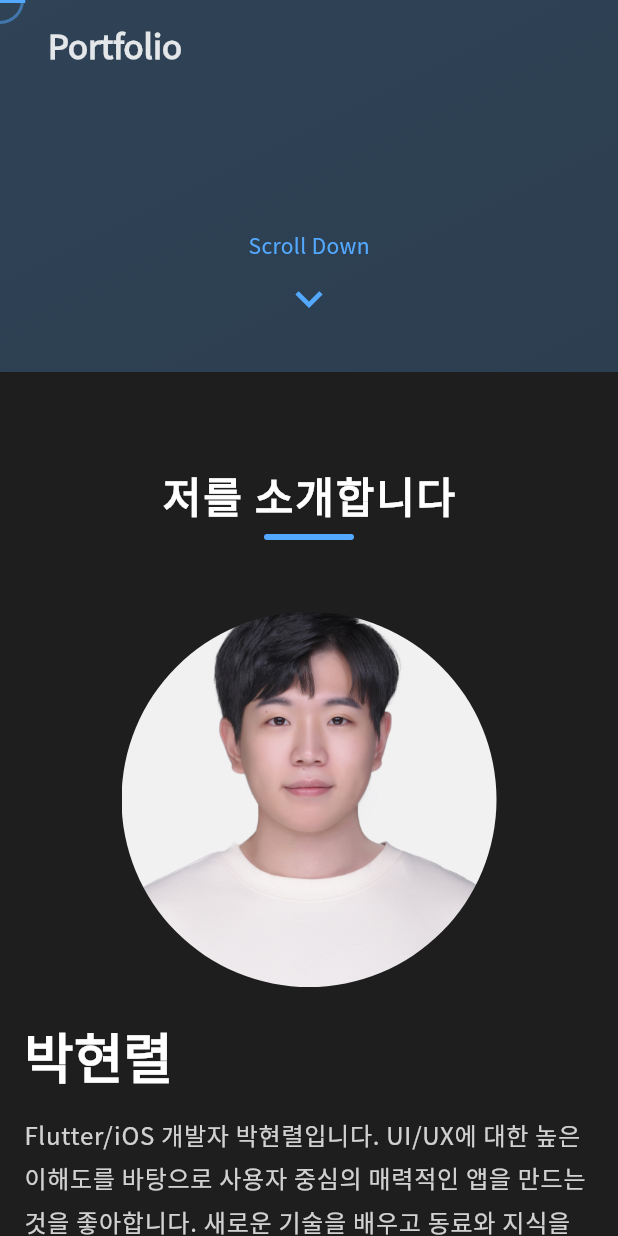
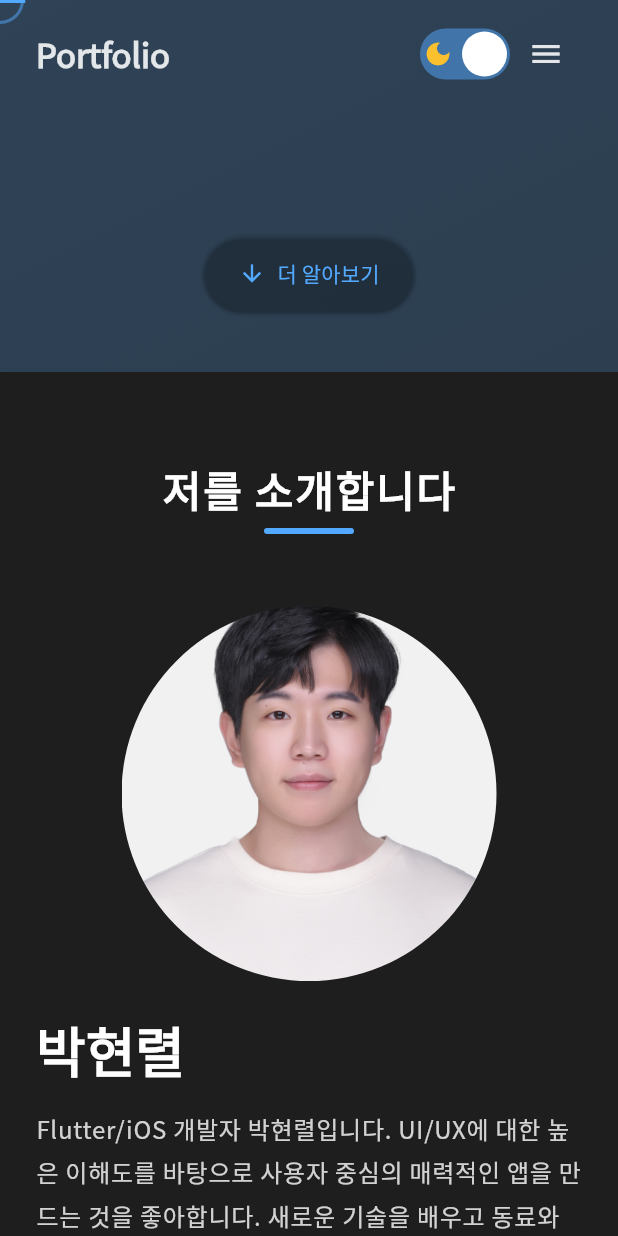
Before and after one commit to devpark435/portfolio_flutter_web, a Flutter app: the screen it shows after launch, scrolled down 576 dp, on a phone screen of 412 x 824 dp. Run offline on Flutter 3.47's test engine with Material 3 defaults, Android fonts, the phone set to English and light mode, and no system bars; drawn by our look-alikes of animated_text_kit, flutter_animate; our stand-ins replace flutter_riverpod, font_awesome_flutter, go_router, google_fonts, shared_preferences, simple_animations and 1 more; missing offline and left inert: dart:html.

Commit message:
fix: 🐛 반응형 UI 폴리싱 및 버그 수정
- 반응형 UI 개선 (헤더, 섹션 패딩) 및 모바일 드로어 메뉴 추가
- Hero 섹션의 '더 알아보기' 버튼 스크롤 기능 구현 및 오류 수정
- Experience 섹션 타임라인 카드 UI 오버플로우 문제 해결
- 최종 코드 안정성 확보 및 전체적인 UI/UX 폴리싱 완료

```diff
--- a/lib/data/experiences.dart
+++ b/lib/data/experiences.dart
@@ -7,7 +7,6 @@ final List<Experience> experiences = [
     period: '2025.05 - 현재',
     description: [
       'AI 진로/진학 컨설팅 서비스 개발 및 유지보수 담당',
-      '자사 홈페이지 어플리케이션 개발 및 유지보수 담당',
       '신규 기능 기획 및 개발 참여',
       '성능 최적화 및 사용자 경험 개선 참여',
     ],
--- a/lib/presentation/screens/home/home_screen.dart
+++ b/lib/presentation/screens/home/home_screen.dart
@@ -53,6 +53,9 @@ class _HomeScreenState extends ConsumerState<HomeScreen> {
     final scrollProgress = ref.watch(scrollProvider);
 
     return Scaffold(
+      endDrawer: MediaQuery.of(context).size.width <= 800
+          ? _buildMobileDrawer(context)
+          : null,
       body: MouseRegion(
         cursor: SystemMouseCursors.none,
         onHover: (event) {
@@ -63,7 +66,8 @@ class _HomeScreenState extends ConsumerState<HomeScreen> {
             CustomScrollView(
               controller: _scrollController,
               slivers: [
-                const SliverToBoxAdapter(child: HeroSection()),
+                SliverToBoxAdapter(
+                    child: HeroSection(sectionKeys: _sectionKeys)),
                 SliverToBoxAdapter(
                   key: _sectionKeys['Profile'],
                   child: Container(
@@ -131,4 +135,38 @@ class _HomeScreenState extends ConsumerState<HomeScreen> {
       ),
     );
   }
+
+  Drawer _buildMobileDrawer(BuildContext context) {
+    return Drawer(
+      child: ListView(
+        children: [
+          DrawerHeader(
+            child: Text(
+              'Navigation',
+              style: Theme.of(context)
+                  .textTheme
+                  .headlineSmall
+                  ?.copyWith(color: Theme.of(context).colorScheme.primary),
+            ),
+          ),
+          ..._sectionKeys.keys.map((title) {
+            return ListTile(
+              title: Text(title),
+              onTap: () {
+                final key = _sectionKeys[title];
+                if (key?.currentContext != null) {
+                  Scrollable.ensureVisible(
+                    key!.currentContext!,
+                    duration: const Duration(milliseconds: 500),
+                    curve: Curves.easeInOut,
+                  );
+                }
+                Navigator.of(context).pop(); // Close the drawer
+              },
+            );
+          }),
+        ],
+      ),
+    );
+  }
 }
--- a/lib/presentation/screens/home/sections/hero_section.dart
+++ b/lib/presentation/screens/home/sections/hero_section.dart
@@ -1,18 +1,23 @@
 import 'package:flutter/material.dart';
 import 'package:animated_text_kit/animated_text_kit.dart';
+import 'package:flutter_animate/flutter_animate.dart';
 import 'package:simple_animations/simple_animations.dart';
 
+import '../../../widgets/contact_button.dart';
+import '../../../widgets/section_wrapper.dart';
+
 class HeroSection extends StatelessWidget {
-  const HeroSection({super.key});
+  final Map<String, GlobalKey> sectionKeys;
+  const HeroSection({super.key, required this.sectionKeys});
 
   @override
   Widget build(BuildContext context) {
     return SizedBox(
       height: MediaQuery.of(context).size.height,
-      child: const Stack(
+      child: Stack(
         children: [
-          PlasmaBackground(),
-          HeroContent(),
+          const PlasmaBackground(),
+          HeroContent(sectionKeys: sectionKeys),
         ],
       ),
     );
@@ -48,7 +53,8 @@ class PlasmaBackground extends StatelessWidget {
 }
 
 class HeroContent extends StatefulWidget {
-  const HeroContent({super.key});
+  final Map<String, GlobalKey> sectionKeys;
+  const HeroContent({super.key, required this.sectionKeys});
 
   @override
   State<HeroContent> createState() => _HeroContentState();
@@ -149,7 +155,26 @@ class _HeroContentState extends State<HeroContent> {
           AnimatedOpacity(
             duration: const Duration(milliseconds: 800),
             opacity: _showArrow ? 1.0 : 0.0,
-            child: const _BouncingArrow(),
+            child: ElevatedButton.icon(
+              onPressed: () {
+                final key = widget.sectionKeys['Profile'];
+                if (key?.currentContext != null) {
+                  Scrollable.ensureVisible(
+                    key!.currentContext!,
+                    duration: const Duration(milliseconds: 500),
+                    curve: Curves.easeInOut,
+                  );
+                }
+              },
+              icon: const Icon(Icons.arrow_downward),
+              label: const Text('더 알아보기'),
+              style: ElevatedButton.styleFrom(
+                padding:
+                    const EdgeInsets.symmetric(horizontal: 24, vertical: 16),
+                backgroundColor: Colors.transparent,
+                shape: const StadiumBorder(),
+              ),
+            ),
           ),
           const SizedBox(height: 40),
         ],
@@ -157,65 +182,3 @@ class _HeroContentState extends State<HeroContent> {
     );
   }
 }
-
-class _BouncingArrow extends StatefulWidget {
-  const _BouncingArrow();
-
-  @override
-  _BouncingArrowState createState() => _BouncingArrowState();
-}
-
-class _BouncingArrowState extends State<_BouncingArrow>
-    with SingleTickerProviderStateMixin {
-  late AnimationController _controller;
-  late Animation<double> _animation;
-
-  @override
-  void initState() {
-    super.initState();
-    _controller = AnimationController(
-      vsync: this,
-      duration: const Duration(milliseconds: 1200),
-    )..repeat(reverse: true);
-
-    _animation = Tween<double>(begin: 0.0, end: 10.0).animate(
-      CurvedAnimation(parent: _controller, curve: Curves.easeInOut),
-    );
-  }
-
-  @override
-  void dispose() {
-    _controller.dispose();
-    super.dispose();
-  }
-
-  @override
-  Widget build(BuildContext context) {
-    return AnimatedBuilder(
-      animation: _animation,
-      builder: (context, child) {
-        return Transform.translate(
-          offset: Offset(0, _animation.value),
-          child: Column(
-            mainAxisSize: MainAxisSize.min,
-            children: [
-              Text(
-                'Scroll Down',
-                style: TextStyle(
-                  color: Theme.of(context).primaryColor,
-                  fontWeight: FontWeight.w500,
-                ),
-              ),
-              const SizedBox(height: 8),
-              Icon(
-                Icons.keyboard_arrow_down,
-                color: Theme.of(context).primaryColor,
-                size: 36,
-              ),
-            ],
-          ),
-        );
-      },
-    );
-  }
-}
--- a/lib/presentation/widgets/app_header.dart
+++ b/lib/presentation/widgets/app_header.dart
@@ -13,10 +13,11 @@ class AppHeader extends ConsumerWidget {
     final scrollProgress = ref.watch(scrollProvider);
     final theme = Theme.of(context);
     final isScrolled = scrollProgress > 0.05;
+    final isMobile = MediaQuery.of(context).size.width <= 800;
 
     return AnimatedContainer(
       duration: const Duration(milliseconds: 300),
-      padding: const EdgeInsets.symmetric(horizontal: 32, vertical: 16),
+      padding: const EdgeInsets.symmetric(horizontal: 24, vertical: 12),
       decoration: BoxDecoration(
         color: isScrolled
             ? theme.scaffoldBackgroundColor.withOpacity(0.85)
@@ -38,8 +39,19 @@ class AppHeader extends ConsumerWidget {
             style: theme.textTheme.titleLarge
                 ?.copyWith(fontWeight: FontWeight.bold),
           ),
-          if (MediaQuery.of(context).size.width > 800)
-            Row(
+          isMobile
+              ? Row(
+                  children: [
+                    const ThemeToggleButton(),
+                    IconButton(
+                      icon: const Icon(Icons.menu),
+                      onPressed: () {
+                        Scaffold.of(context).openEndDrawer();
+                      },
+                    ),
+                  ],
+                )
+              : Row(
                   children: [
                     ...sectionKeys.keys.map((title) {
                       return _HeaderButton(
--- a/lib/presentation/widgets/section_wrapper.dart
+++ b/lib/presentation/widgets/section_wrapper.dart
@@ -3,19 +3,26 @@ import 'package:flutter_animate/flutter_animate.dart';
 
 class SectionWrapper extends StatelessWidget {
   final Widget child;
-  final EdgeInsetsGeometry? padding;
-  final Color? backgroundColor;
-
-  const SectionWrapper({
-    super.key,
-    required this.child,
-    this.padding,
-    this.backgroundColor,
-  });
+  const SectionWrapper({super.key, required this.child});
 
   @override
   Widget build(BuildContext context) {
-    final width = MediaQuery.of(context).size.width;
+    return LayoutBuilder(
+      builder: (context, constraints) {
+        final width = constraints.maxWidth;
+        double horizontalPadding;
+        double verticalPadding;
+
+        if (width > 1200) {
+          horizontalPadding = 120;
+          verticalPadding = 100;
+        } else if (width > 800) {
+          horizontalPadding = 60;
+          verticalPadding = 80;
+        } else {
+          horizontalPadding = 24;
+          verticalPadding = 60;
+        }
 
         return Animate(
           effects: const [
@@ -29,19 +36,20 @@ class SectionWrapper extends StatelessWidget {
             ),
           ],
           child: Container(
-        color: backgroundColor,
-        padding: padding ??
-            EdgeInsets.symmetric(
-              vertical: 64,
-              horizontal: width > 800 ? 32 : 16,
+            width: double.infinity,
+            padding: EdgeInsets.symmetric(
+              horizontal: horizontalPadding,
+              vertical: verticalPadding,
             ),
             child: Center(
               child: ConstrainedBox(
-            constraints: const BoxConstraints(maxWidth: 900), // 최대 너비 제한
+                constraints: const BoxConstraints(maxWidth: 1200), // 최대 너비 제한
                 child: child,
               ),
             ),
           ),
         );
+      },
+    );
   }
 }
```
Lines whose indentation alone changed are shown as unchanged.
